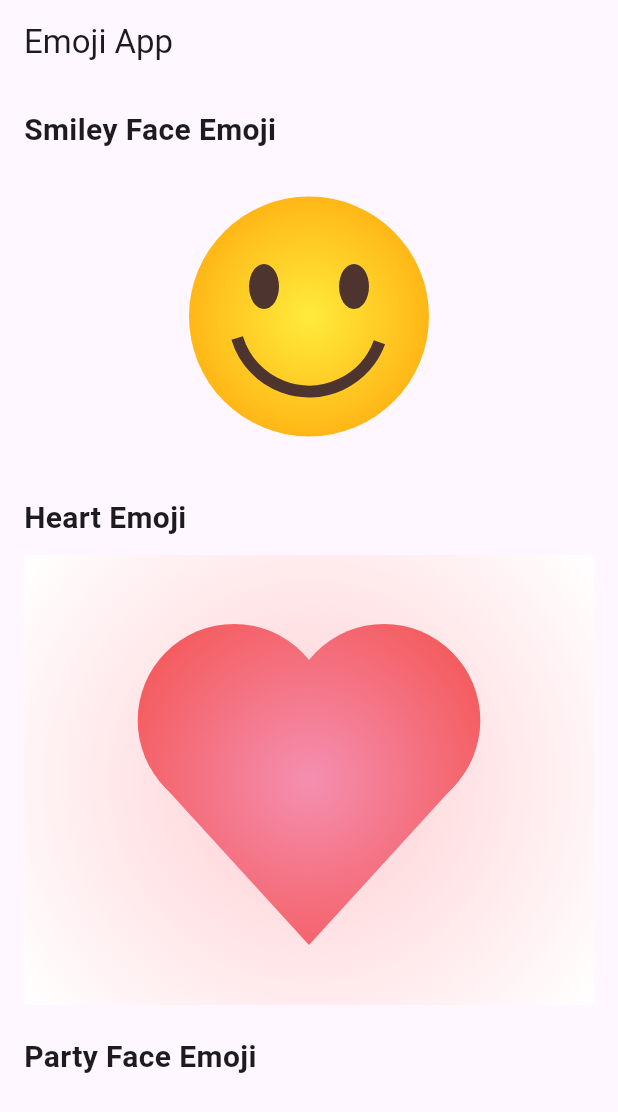
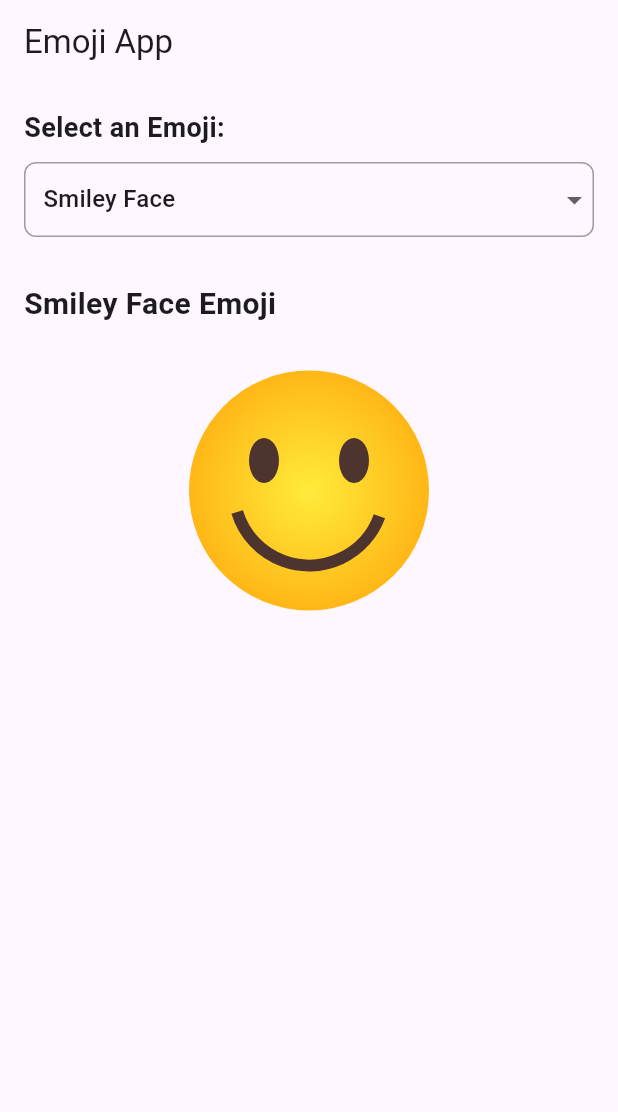
Before and after one commit to aidandouglas654/act4, a Flutter app: the screen it shows after launch, on a phone screen of 412 x 824 dp. Shown: the top 1112 px of the screen. Run offline on Flutter 3.47's test engine with Material 3 defaults, Android fonts, the phone set to English and light mode, and no system bars.

Commit message:
added dropdown and sections for party face emoji and eye.

```diff
--- a/lib/main.dart
+++ b/lib/main.dart
@@ -21,8 +21,61 @@ class ShapesDemoApp extends StatelessWidget {
   }
 }
 
-class ShapesDemoScreen extends StatelessWidget {
+class ShapesDemoScreen extends StatefulWidget {
   const ShapesDemoScreen({super.key});
+
+  @override
+  State<ShapesDemoScreen> createState() => _ShapesDemoScreenState();
+}
+
+class _ShapesDemoScreenState extends State<ShapesDemoScreen> {
+  String selectedEmoji = 'Smiley Face';
+
+  final List<String> emojiOptions = [
+    'Smiley Face',
+    'Heart',
+    'Party Face',
+    'Eye',
+  ];
+
+  Widget _buildEmojiWidget(String emoji) {
+    switch (emoji) {
+      case 'Smiley Face':
+        return SizedBox(
+          height: 200,
+          child: CustomPaint(
+            painter: BasicShapesPainter(),
+            size: const Size(double.infinity, 200),
+          ),
+        );
+      case 'Heart':
+        return SizedBox(
+          height: 300,
+          child: CustomPaint(
+            painter: CombinedShapesPainter(),
+            size: const Size(double.infinity, 300),
+          ),
+        );
+      case 'Party Face':
+        return SizedBox(
+          height: 300,
+          child: CustomPaint(
+            painter: PartyFaceShapesPainter(),
+            size: const Size(double.infinity, 300),
+          ),
+        );
+      case 'Eye':
+        return SizedBox(
+          height: 300,
+          child: CustomPaint(
+            painter: EyeShapesPainter(),
+            size: const Size(double.infinity, 300),
+          ),
+        );
+      default:
+        return const SizedBox(height: 200);
+    }
+  }
 
   @override
   Widget build(BuildContext context) {
@@ -36,56 +89,43 @@ class ShapesDemoScreen extends StatelessWidget {
           crossAxisAlignment: CrossAxisAlignment.start,
           children: [
             const Text(
-              'Smiley Face Emoji',
-              style: TextStyle(fontSize: 20, fontWeight: FontWeight.bold),
+              'Select an Emoji:',
+              style: TextStyle(fontSize: 18, fontWeight: FontWeight.bold),
             ),
             const SizedBox(height: 10),
-            SizedBox(
-              height: 200,
-              child: CustomPaint(
-                painter: BasicShapesPainter(),
-                size: const Size(double.infinity, 200),
+            Container(
+              width: double.infinity,
+              decoration: BoxDecoration(
+                border: Border.all(color: Colors.grey),
+                borderRadius: BorderRadius.circular(8),
+              ),
+              child: DropdownButton<String>(
+                value: selectedEmoji,
+                isExpanded: true,
+                underline: Container(),
+                items: emojiOptions.map((String emoji) {
+                  return DropdownMenuItem<String>(
+                    value: emoji,
+                    child: Padding(
+                      padding: const EdgeInsets.all(12.0),
+                      child: Text(emoji),
+                    ),
+                  );
+                }).toList(),
+                onChanged: (String? newValue) {
+                  setState(() {
+                    selectedEmoji = newValue!;
+                  });
+                },
               ),
             ),
-            const SizedBox(height: 20),
-            const Text(
-              'Heart Emoji',
-              style: TextStyle(fontSize: 20, fontWeight: FontWeight.bold),
+            const SizedBox(height: 30),
+            Text(
+              '$selectedEmoji Emoji',
+              style: const TextStyle(fontSize: 20, fontWeight: FontWeight.bold),
             ),
             const SizedBox(height: 10),
-            SizedBox(
-              height: 300,
-              child: CustomPaint(
-                painter: CombinedShapesPainter(),
-                size: const Size(double.infinity, 300),
-              ),
-            ),
-            const SizedBox(height: 20),
-            const Text(
-              'Party Face Emoji',
-              style: TextStyle(fontSize: 20, fontWeight: FontWeight.bold),
-            ),
-            const SizedBox(height: 10),
-            SizedBox(
-              height: 300,
-              child: CustomPaint(
-                painter: StyledShapesPainter(),
-                size: const Size(double.infinity, 300),
-              ),
-            ),
-            const SizedBox(height: 20),
-            const Text(
-              'Eye Emoji',
-              style: TextStyle(fontSize: 20, fontWeight: FontWeight.bold),
-            ),
-            const SizedBox(height: 10),
-            SizedBox(
-              height: 300,
-              child: CustomPaint(
-                painter: StyledShapesPainter(),
-                size: const Size(double.infinity, 300),
-              ),
-            ),
+            _buildEmojiWidget(selectedEmoji),
           ],
         ),
       ),
@@ -104,10 +144,8 @@ class BasicShapesPainter extends CustomPainter {
     final arcOffset = Offset(centerX + 0, centerY);
     final rectOffset = Offset(centerX - 160, centerY);
     final lineStart = Offset(centerX - 200, centerY - 50);
-    final lineEnd = Offset(centerX - 140, centerY + 50);
+    final lineEnd = Offset(centerX - 100, centerY + 50);
     final ovalOffset = Offset(centerX, centerY);
-
-
 
     // smiley face, circle
     final circleRect = Rect.fromCircle(center: circleOffset, radius: 80);
@@ -144,11 +182,6 @@ canvas.drawOval(
   Rect.fromCenter(center: Offset(centerX + 30, centerY - 20), width: 20, height: 30),
   ovalPaint,
 );
-
-
-
-
-
   }
 
   @override
@@ -163,7 +196,7 @@ class CombinedShapesPainter extends CustomPainter {
     final centerX = size.width / 2;
     final centerY = size.height / 2;
 
-    // Background gradient
+    // background gradient
     final backgroundGradient = RadialGradient(
       center: Alignment.center,
       radius: 0.8,
@@ -207,13 +240,35 @@ canvas.drawCircle(Offset(centerX - 50, centerY - 39.8), 64.2, heartPaint);
   }
 }
 
-class StyledShapesPainter extends CustomPainter {
+    //party face emoji placeholder
+class PartyFaceShapesPainter extends CustomPainter {
   @override
   void paint(Canvas canvas, Size size) {
     final centerX = size.width / 2;
     final centerY = size.height / 2;
 
+    final placeholderPaint = Paint()
+      ..color = Colors.grey.shade300
+      ..style = PaintingStyle.fill;
+    canvas.drawCircle(Offset(centerX, centerY), 80, placeholderPaint);
 
+    final textPainter = TextPainter(
+      text: const TextSpan(
+        text: 'Party Face\nComing Soon!',
+        style: TextStyle(
+          color: Colors.black,
+          fontSize: 16,
+          fontWeight: FontWeight.bold,
+        ),
+      ),
+      textDirection: TextDirection.ltr,
+      textAlign: TextAlign.center,
+    );
+    textPainter.layout();
+    textPainter.paint(
+      canvas,
+      Offset(centerX - textPainter.width / 2, centerY - textPainter.height / 2),
+    );
   }
 
   @override
@@ -221,3 +276,45 @@ class StyledShapesPainter extends CustomPainter {
     return false;
   }
 }
+
+class EyeShapesPainter extends CustomPainter {
+  @override
+  void paint(Canvas canvas, Size size) {
+    final centerX = size.width / 2;
+    final centerY = size.height / 2;
+
+   // eye emoji
+
+    // placeholder for code, feel free to delete
+    final placeholderPaint = Paint()
+      ..color = Colors.grey.shade300
+      ..style = PaintingStyle.fill;
+    canvas.drawOval(
+      Rect.fromCenter(center: Offset(centerX, centerY), width: 120, height: 80),
+      placeholderPaint,
+    );
+    final textPainter = TextPainter(
+      text: const TextSpan(
+        text: 'Eye\nComing Soon!',
+        style: TextStyle(
+          color: Colors.black,
+          fontSize: 16,
+          fontWeight: FontWeight.bold,
+        ),
+      ),
+      textDirection: TextDirection.ltr,
+      textAlign: TextAlign.center,
+    );
+    textPainter.layout();
+    textPainter.paint(
+      canvas,
+      Offset(centerX - textPainter.width / 2, centerY - textPainter.height / 2),
+    );
+  }
+// placeholder end
+
+  @override
+  bool shouldRepaint(covariant CustomPainter oldDelegate) {
+    return false;
+  }
+}
```
